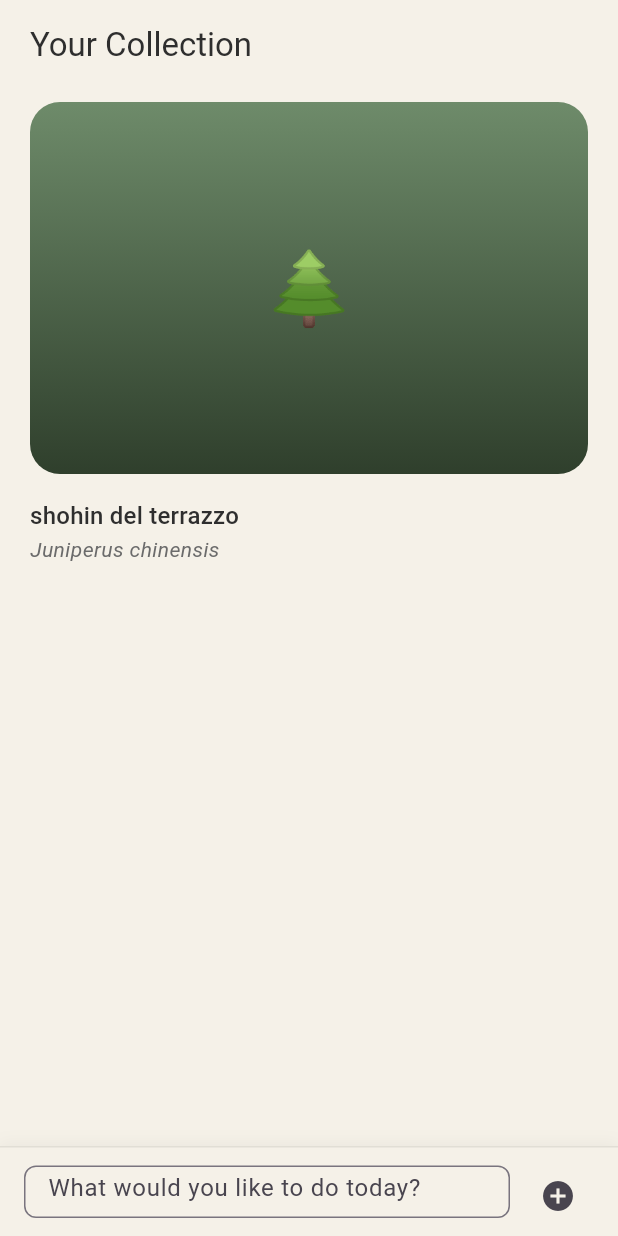
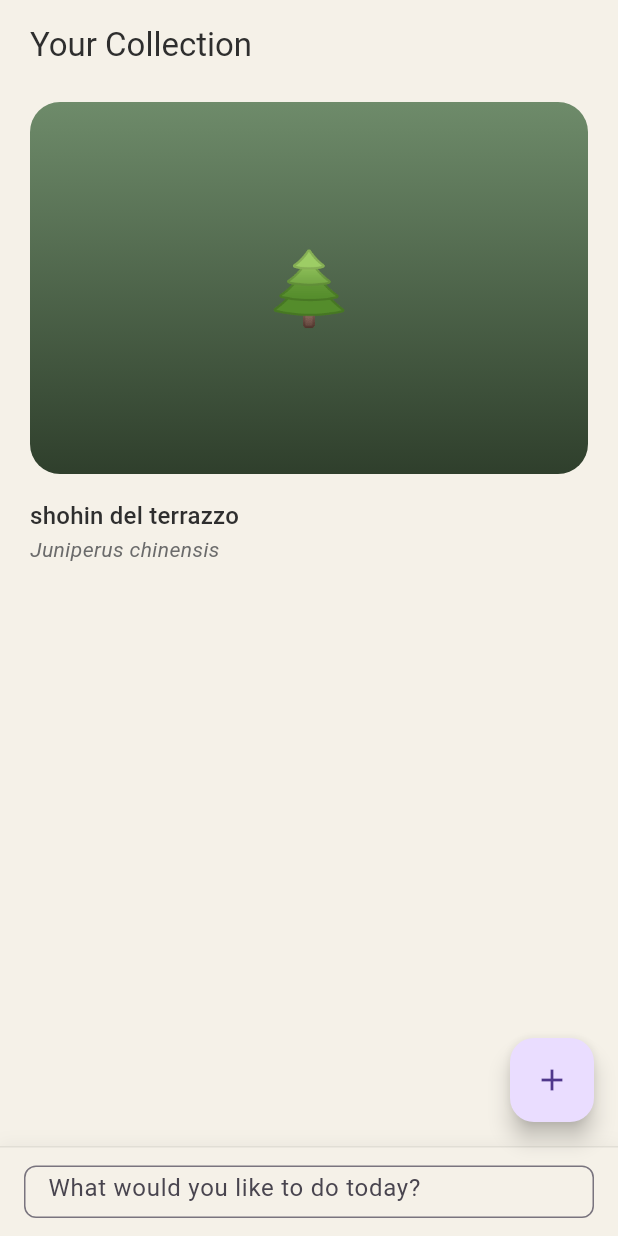
Before and after one commit to FedericoLaggiard/zeimoto, a Flutter app: the screen it shows after launch, on a phone screen of 412 x 824 dp. Run offline on Flutter 3.47's test engine with Material 3 defaults, Android fonts, the phone set to English and light mode, and no system bars; our stand-ins replace flutter_bloc, go_router.

Commit message:
refactor(A6): centralised routing via go_router; FAB for add-plant CTA
- Add go_router ^15.1.2 to dependencies
- Create lib/routing/app_router.dart as single source of truth for navigation
  - AppRoutes constants (home, addPlant, plantDetail)
  - buildAppRouter() factory with nested GoRoutes
- Switch main.dart to MaterialApp.router + StatefulWidget for router lifecycle
- Remove direct feature imports from lib/app/zeimoto_app_shell.dart (ADR-0001)
- Replace IconButton CTA in AgentBar with Scaffold FAB above agent bar
- Replace Navigator.push/pop with context.push/pop from go_router throughout
- Update add_plant_wizard_test.dart to use GoRouter instead of Navigator
- Update zeimoto_app_shell_test.dart: new buildApp() helper with real router
- Add test: 'after saving a plant the collection shows the new plant'
- Add ADR-0004: routing go_router (binding architectural rule)

All 46 tests passing, no analysis errors.

```diff
--- a/flutter-app/lib/app/zeimoto_app_shell.dart
+++ b/flutter-app/lib/app/zeimoto_app_shell.dart
@@ -1,53 +1,62 @@
 import 'package:flutter/material.dart';
+import 'package:go_router/go_router.dart';
 
 import '../core/design/zeimoto_theme.dart';
-import '../features/add_plant/add_plant_wizard.dart';
 import '../features/collection/collection_section.dart';
-import '../features/collection/plant_detail_placeholder.dart';
 import '../l10n/app_localizations.dart';
+import '../routing/app_router.dart';
 
 /// App Shell main entry point for Zeimoto MVP.
 ///
 /// Mounts a [Scaffold] with washi background, a scrollable central area,
-/// and a pinned agent bar at the bottom.
+/// a pinned agent bar at the bottom, and a FAB that opens the add-plant wizard.
+///
+/// Navigation is **always** delegated to [AppRoutes] — no direct imports
+/// of feature screens live here (see ADR-0001, ADR-0004).
 class ZeimotoAppShell extends StatelessWidget {
   const ZeimotoAppShell({super.key});
 
   @override
   Widget build(BuildContext context) {
+    final l10n = AppLocalizations.of(context)!;
+
     return Scaffold(
       backgroundColor: ZeimotoColors.washi,
+      floatingActionButton: Padding(
+        // Lift FAB above the pinned agent bar so it doesn't overlap.
+        padding: const EdgeInsets.only(bottom: ZeimotoSpacing.agentBarHeight),
+        child: FloatingActionButton(
+          key: const Key('add_plant_fab'),
+          tooltip: l10n.agentBarNewPlantTooltip,
+          onPressed: () => context.push(AppRoutes.addPlant),
+          child: const Icon(Icons.add),
+        ),
+      ),
+      floatingActionButtonLocation: FloatingActionButtonLocation.endFloat,
       body: Stack(
         children: [
           // Scrollable content area
           Positioned.fill(
-            bottom: ZeimotoSpacing
-                .agentBarHeight, // Leave space for pinned agent bar
+            bottom: ZeimotoSpacing.agentBarHeight,
             child: SafeArea(
-              bottom: false, // Don't inset from bottom; AgentBar handles it
+              bottom: false,
               child: CustomScrollView(
                 slivers: [
-                  // Section title
                   SliverToBoxAdapter(
                     child: Padding(
                       padding: const EdgeInsets.fromLTRB(20, 16, 20, 8),
                       child: Text(
-                        AppLocalizations.of(context)!.collectionSectionTitle,
+                        l10n.collectionSectionTitle,
                         style: Theme.of(context).textTheme.titleLarge,
                       ),
                     ),
                   ),
-                  // Collection Section — owns its own BlocProvider internally
+                  // Collection Section — owns its own BlocProvider internally.
+                  // Navigation to plant detail is delegated to the router.
                   SliverToBoxAdapter(
                     child: CollectionSection(
-                      onTapPlant: (plant) {
-                        Navigator.of(context).push(
-                          MaterialPageRoute(
-                            builder: (_) =>
-                                PlantDetailPlaceholder(plant: plant),
-                          ),
-                        );
-                      },
+                      onTapPlant: (plant) =>
+                          context.push(AppRoutes.plantDetail, extra: plant),
                     ),
                   ),
                 ],
@@ -70,26 +79,18 @@ class ZeimotoAppShell extends StatelessWidget {
   }
 }
 
-/// Agent bar component — pinned at the bottom.
+/// Agent bar component — pinned at the bottom of the app shell.
 ///
-/// In A6, displays an operative agent bar with:
-/// - A "Cosa vuoi fare oggi?" placeholder text field (non-interactive, for affordance)
-/// - A CTA button ("Nuova Pianta") that opens the plant creation wizard as a full-page route
+/// Displays a non-interactive "Cosa vuoi fare oggi?" affordance field.
+/// The action to add a plant is exposed via the FAB on [ZeimotoAppShell],
+/// not inside this bar (see ADR-0004 for the routing policy).
 ///
-/// Free text input in the field produces no action (no intent detection in this slice).
+/// The text field is wrapped in [AbsorbPointer] to prevent focus and keyboard:
+/// free-text intent detection is deferred to a future slice.
 class AgentBar extends StatelessWidget {
-  final double height;
-
   const AgentBar({super.key, this.height = ZeimotoSpacing.agentBarHeight});
 
-  void _openWizard(BuildContext context) {
-    Navigator.of(context).push(
-      MaterialPageRoute(
-        fullscreenDialog: true,
-        builder: (_) => const AddPlantWizard(),
-      ),
-    );
-  }
+  final double height;
 
   @override
   Widget build(BuildContext context) {
@@ -101,9 +102,9 @@ class AgentBar extends StatelessWidget {
         color: Theme.of(context).scaffoldBackgroundColor,
         border: Border(
           top: BorderSide(
-            color: Theme.of(
-              context,
-            ).colorScheme.onSurface.withValues(alpha: 0.1),
+            color: Theme.of(context).colorScheme.onSurface.withValues(
+              alpha: 0.1,
+            ),
             width: 1,
           ),
         ),
@@ -116,11 +117,6 @@ class AgentBar extends StatelessWidget {
         ],
       ),
       padding: const EdgeInsets.symmetric(horizontal: 16, vertical: 12),
-      child: Row(
-        children: [
-          Expanded(
-            // Text field is non-interactive (for visual affordance) — no focus, no keyboard.
-            // Free text input is ignored in this slice.
       child: AbsorbPointer(
         child: TextField(
           decoration: InputDecoration(
@@ -128,9 +124,9 @@ class AgentBar extends StatelessWidget {
             border: OutlineInputBorder(
               borderRadius: BorderRadius.circular(8),
               borderSide: BorderSide(
-                      color: Theme.of(
-                        context,
-                      ).colorScheme.onSurface.withValues(alpha: 0.2),
+                color: Theme.of(context).colorScheme.onSurface.withValues(
+                  alpha: 0.2,
+                ),
               ),
             ),
             contentPadding: const EdgeInsets.symmetric(
@@ -141,17 +137,6 @@ class AgentBar extends StatelessWidget {
           ),
         ),
       ),
-          ),
-          const SizedBox(width: 8),
-          // CTA button: opens the plant creation wizard
-          IconButton(
-            key: const Key('agent_bar_new_plant_button'),
-            icon: const Icon(Icons.add_circle),
-            tooltip: l10n.agentBarNewPlantTooltip,
-            onPressed: () => _openWizard(context),
-          ),
-        ],
-      ),
     );
   }
 }
--- a/flutter-app/lib/features/add_plant/add_plant_wizard.dart
+++ b/flutter-app/lib/features/add_plant/add_plant_wizard.dart
@@ -1,5 +1,6 @@
 import 'package:flutter/material.dart';
 import 'package:flutter_bloc/flutter_bloc.dart';
+import 'package:go_router/go_router.dart';
 
 import '../../domain/plants.dart';
 import '../../l10n/app_localizations.dart';
@@ -56,7 +57,7 @@ class _WizardViewState extends State<_WizardView> {
     return BlocListener<PlantCreationCubit, PlantCreationState>(
       listener: (context, state) {
         if (state is PlantCreationSaved) {
-          Navigator.of(context).maybePop();
+          context.pop();
         }
       },
       child: BlocBuilder<PlantCreationCubit, PlantCreationState>(
@@ -74,7 +75,7 @@ class _WizardViewState extends State<_WizardView> {
                   key: const Key('wizard_close_button'),
                   icon: const Icon(Icons.close),
                   tooltip: l10n.wizardClose,
-                  onPressed: () => Navigator.of(context).maybePop(),
+                  onPressed: () => context.pop(),
                 ),
               ],
               bottom: PreferredSize(
--- a/flutter-app/lib/features/collection/plant_detail_placeholder.dart
+++ b/flutter-app/lib/features/collection/plant_detail_placeholder.dart
@@ -1,4 +1,5 @@
 import 'package:flutter/material.dart';
+import 'package:go_router/go_router.dart';
 
 import '../../domain/plants.dart';
 import '../../l10n/app_localizations.dart';
@@ -16,7 +17,7 @@ class PlantDetailPlaceholder extends StatelessWidget {
   Widget build(BuildContext context) {
     return Scaffold(
       appBar: AppBar(
-        leading: BackButton(onPressed: () => Navigator.of(context).pop()),
+        leading: BackButton(onPressed: () => context.pop()),
         title: Text(plant.nickname),
       ),
       body: SafeArea(
--- a/flutter-app/lib/main.dart
+++ b/flutter-app/lib/main.dart
@@ -3,28 +3,35 @@ import 'package:flutter/material.dart';
 import 'package:flutter_bloc/flutter_bloc.dart';
 import 'package:zeimoto/l10n/app_localizations.dart';
 
-import 'app/zeimoto_app_shell.dart';
 import 'core/design/zeimoto_theme.dart';
 import 'domain/plants.dart';
+import 'routing/app_router.dart';
 
 void main() {
   runApp(const ZeimotoApp());
 }
 
-class ZeimotoApp extends StatelessWidget {
+class ZeimotoApp extends StatefulWidget {
   const ZeimotoApp({super.key});
+
+  @override
+  State<ZeimotoApp> createState() => _ZeimotoAppState();
+}
+
+class _ZeimotoAppState extends State<ZeimotoApp> {
+  late final _router = buildAppRouter();
 
   @override
   Widget build(BuildContext context) {
     return RepositoryProvider<PlantRepository>(
       create: (_) => InMemoryPlantRepository(),
-      child: MaterialApp(
+      child: MaterialApp.router(
         title: 'Zeimoto',
         debugShowCheckedModeBanner: !kReleaseMode,
         theme: ZeimotoTheme.light,
         localizationsDelegates: AppLocalizations.localizationsDelegates,
         supportedLocales: AppLocalizations.supportedLocales,
-        home: const ZeimotoAppShell(),
+        routerConfig: _router,
       ),
     );
   }
--- /dev/null
+++ b/flutter-app/lib/routing/app_router.dart
@@ -0,0 +1,69 @@
+import 'package:flutter/material.dart';
+import 'package:flutter_bloc/flutter_bloc.dart';
+import 'package:go_router/go_router.dart';
+
+import '../domain/plants.dart';
+import '../features/add_plant/add_plant_wizard.dart';
+import '../features/collection/plant_detail_placeholder.dart';
+import '../app/zeimoto_app_shell.dart';
+
+// ---------------------------------------------------------------------------
+// Route path constants — single source of truth for navigation
+// ---------------------------------------------------------------------------
+
+/// Centralised route constants for Zeimoto.
+///
+/// All navigation calls in the app MUST use these constants instead of
+/// hard-coded path strings. This is the **architectural seam** that keeps
+/// feature widgets decoupled from each other and from the app shell.
+///
+/// See ADR-0004 for the routing policy.
+abstract final class AppRoutes {
+  /// Home — ZeimotoAppShell with the main content.
+  static const home = '/';
+
+  /// Add Plant wizard — opens as a full-page dialog route.
+  static const addPlant = '/add-plant';
+
+  /// Plant detail — `extra` must be a [Plant] object.
+  static const plantDetail = '/plant-detail';
+}
+
+// ---------------------------------------------------------------------------
+// Router factory
+// ---------------------------------------------------------------------------
+
+/// Creates and returns the application [GoRouter].
+///
+/// The repository must be provided so that routes which need to create
+/// BLoC providers (e.g. the wizard) can read it from context.
+///
+/// Callers (typically [ZeimotoApp.build]) must wrap this router inside a
+/// [RepositoryProvider] so the ambient repository is available to all routes.
+GoRouter buildAppRouter() {
+  return GoRouter(
+    initialLocation: AppRoutes.home,
+    routes: [
+      GoRoute(
+        path: AppRoutes.home,
+        builder: (context, state) => const ZeimotoAppShell(),
+        routes: [
+          GoRoute(
+            path: 'add-plant',
+            pageBuilder: (context, state) => const MaterialPage(
+              fullscreenDialog: true,
+              child: AddPlantWizard(),
+            ),
+          ),
+          GoRoute(
+            path: 'plant-detail',
+            pageBuilder: (context, state) {
+              final plant = state.extra! as Plant;
+              return MaterialPage(child: PlantDetailPlaceholder(plant: plant));
+            },
+          ),
+        ],
+      ),
+    ],
+  );
+}
--- a/flutter-app/pubspec.yaml
+++ b/flutter-app/pubspec.yaml
@@ -37,6 +37,7 @@ dependencies:
   # Use with the CupertinoIcons class for iOS style icons.
   cupertino_icons: ^1.0.8
   flutter_bloc: ^9.1.1
+  go_router: ^15.1.2
   intl: ^0.20.2
   uuid: ^4.5.1
 
```
Also changed, not shown: flutter-app/pubspec.lock, 4 other files. Lines whose indentation alone changed are shown as unchanged.
